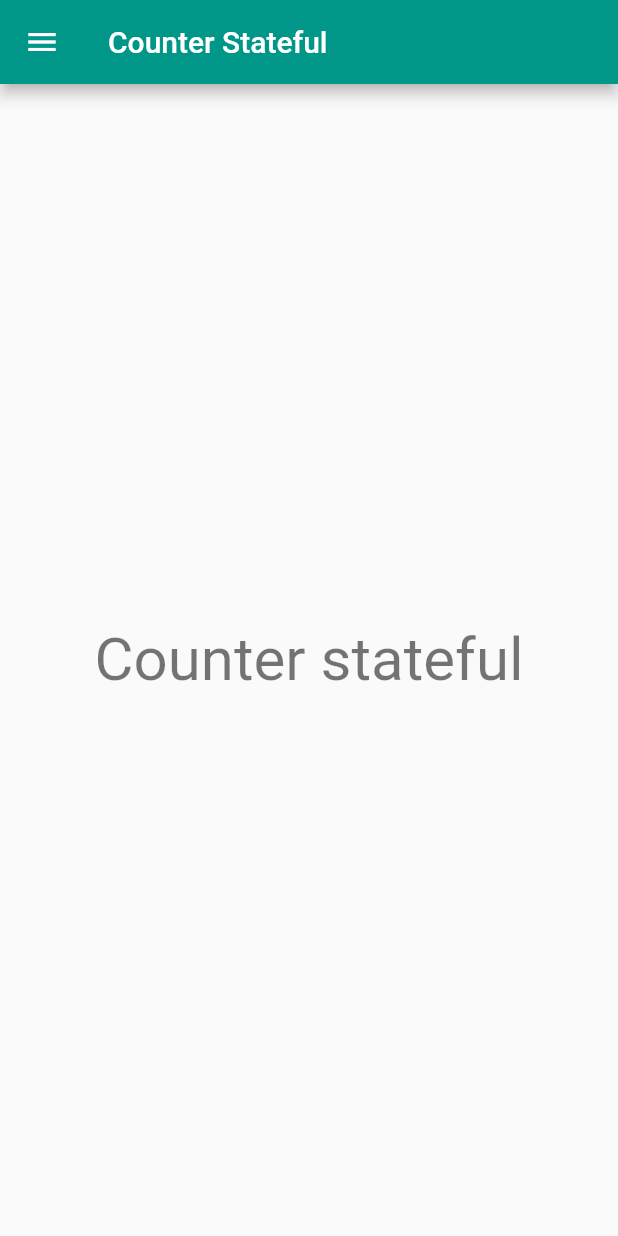
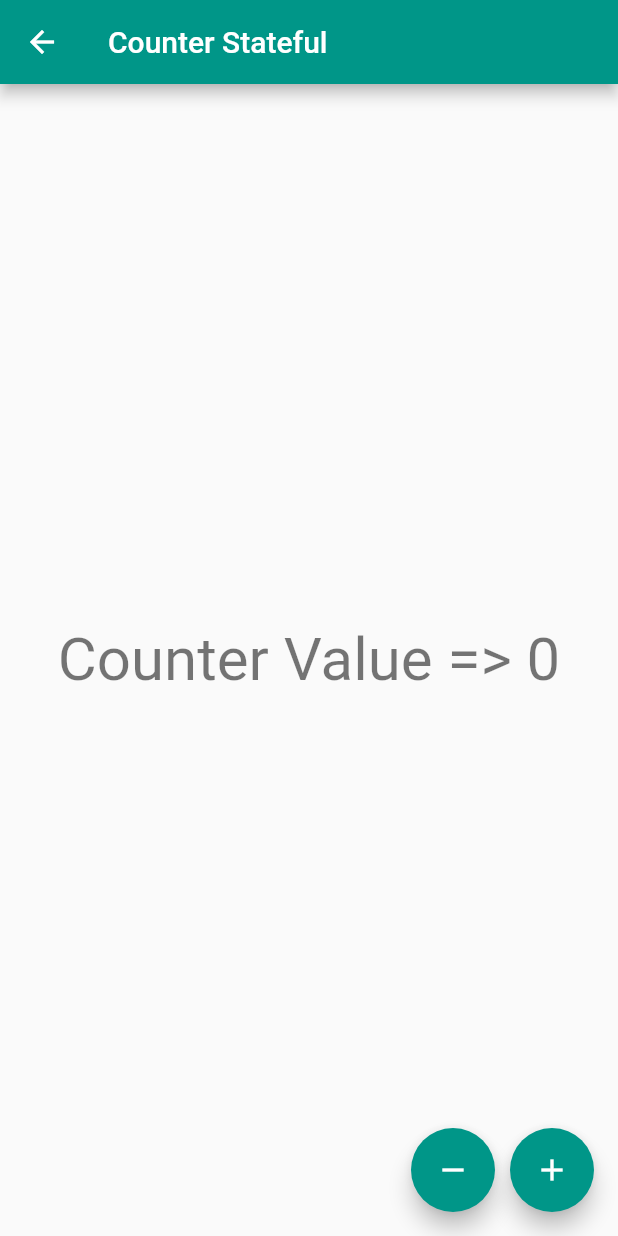
Before and after one commit to Junior300895/practices_app, a Flutter app: the CounterStatefulPage screen opened by its route, on a phone screen of 412 x 824 dp. Run offline on Flutter 3.47's test engine with Material 2 defaults, Android fonts, the phone set to English and light mode, and no system bars.

Commit message:
statefull action done

```diff
--- a/lib/ui/pages/counter.bloc.page.dart
+++ b/lib/ui/pages/counter.bloc.page.dart
@@ -1,4 +1,3 @@
-import 'package:enset_app/ui/widget/main.drawer.widget.dart';
 import 'package:flutter/material.dart';
 
 class CounterBlocPage extends StatelessWidget {
@@ -7,7 +6,7 @@ class CounterBlocPage extends StatelessWidget {
   @override
   Widget build(BuildContext context) {
     return Scaffold(
-      drawer: const MainDrawer(),
+      // drawer: const MainDrawer(), PAS BESOIN
       appBar: AppBar(
         title: const Text("Counter Bloc"),
       ),
--- a/lib/ui/pages/counter.stateful.page.dart
+++ b/lib/ui/pages/counter.stateful.page.dart
@@ -1,21 +1,53 @@
-import 'package:enset_app/ui/widget/main.drawer.widget.dart';
 import 'package:flutter/material.dart';
 
-class CounterStatefulPage extends StatelessWidget {
+class CounterStatefulPage extends StatefulWidget {
   const CounterStatefulPage({super.key});
+
+  @override
+  State<CounterStatefulPage> createState() => _CounterStatefulPageState();
+}
+
+class _CounterStatefulPageState extends State<CounterStatefulPage> {
+  int counter = 0;
 
   @override
   Widget build(BuildContext context) {
     return Scaffold(
-      drawer: const MainDrawer(),
+      // drawer: const MainDrawer(), PAS BESOIN
       appBar: AppBar(
         title: const Text("Counter Stateful"),
       ),
       body: Center(
         child: Text(
-          "Counter stateful",
+          "Counter Value => $counter",
           style: Theme.of(context).textTheme.headlineLarge,
         ),
+      ),
+      floatingActionButton: Row(
+        mainAxisAlignment: MainAxisAlignment.end,
+        children: [
+          FloatingActionButton(
+            heroTag: "dec",
+            onPressed: () {
+              setState(() {
+                --counter;
+              });
+            },
+            child: const Icon(Icons.remove),
+          ),
+          const SizedBox(
+            width: 10,
+          ),
+          FloatingActionButton(
+            heroTag: "inc",
+            onPressed: () {
+              setState(() {
+                ++counter;
+              });
+            },
+            child: const Icon(Icons.add),
+          )
+        ],
       ),
     );
   }
--- a/lib/ui/pages/git.users.page.dart
+++ b/lib/ui/pages/git.users.page.dart
@@ -1,4 +1,3 @@
-import 'package:enset_app/ui/widget/main.drawer.widget.dart';
 import 'package:flutter/material.dart';
 
 class GitUsersPage extends StatelessWidget {
@@ -7,7 +6,7 @@ class GitUsersPage extends StatelessWidget {
   @override
   Widget build(BuildContext context) {
     return Scaffold(
-      drawer: const MainDrawer(),
+      // drawer: const MainDrawer(), PAS BESOIN
       appBar: AppBar(
         title: const Text("Git Users"),
       ),
```
